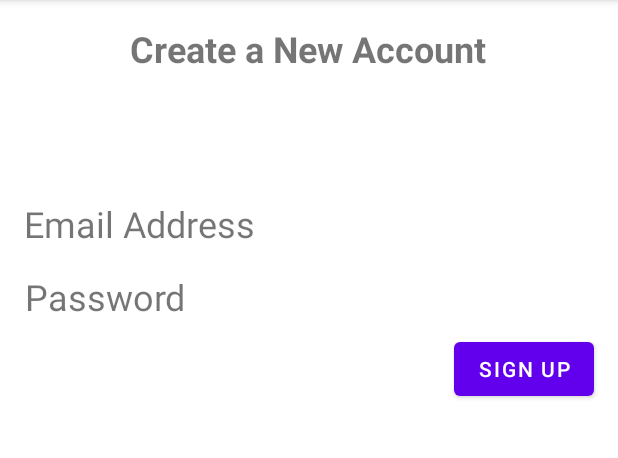
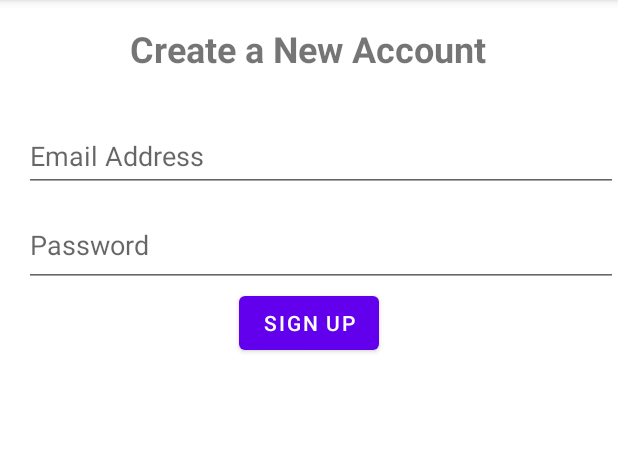
Before and after one commit to Nyandago/CannySocial, an Android app: the SignUpFragment screen opened through its navigation route, on a phone screen of 412 x 824 dp, the part 84-542 px from its top. Run offline under Robolectric (Android 15) with nearby library versions, the phone set to English and light mode, and no system bars; our stand-ins replace Firebase (no records; nobody signed in at launch, a user with empty details on screens opened directly).

Commit message:
Sign Up fragment

```diff
--- a/app/src/main/java/com/cannybits/cannysocial/SignUpFragment.kt
+++ b/app/src/main/java/com/cannybits/cannysocial/SignUpFragment.kt
@@ -1,59 +1,64 @@
 package com.cannybits.cannysocial
 
 import android.os.Bundle
+import android.util.Log
 import androidx.fragment.app.Fragment
 import android.view.LayoutInflater
 import android.view.View
 import android.view.ViewGroup
+import androidx.navigation.Navigation
+import com.google.firebase.auth.FirebaseAuth
+import kotlinx.android.synthetic.main.fragment_sign_up.*
+import kotlinx.android.synthetic.main.fragment_sign_up.view.*
 
-// TODO: Rename parameter arguments, choose names that match
-// the fragment initialization parameters, e.g. ARG_ITEM_NUMBER
-private const val ARG_PARAM1 = "param1"
-private const val ARG_PARAM2 = "param2"
 
-/**
- * A simple [Fragment] subclass.
- * Use the [SignUpFragment.newInstance] factory method to
- * create an instance of this fragment.
- */
 class SignUpFragment : Fragment() {
-    // TODO: Rename and change types of parameters
-    private var param1: String? = null
-    private var param2: String? = null
 
-    override fun onCreate(savedInstanceState: Bundle?) {
-        super.onCreate(savedInstanceState)
-        arguments?.let {
-            param1 = it.getString(ARG_PARAM1)
-            param2 = it.getString(ARG_PARAM2)
-        }
-    }
+    private var mAuth : FirebaseAuth? = null
+
+
 
     override fun onCreateView(
         inflater: LayoutInflater, container: ViewGroup?,
         savedInstanceState: Bundle?
     ): View? {
+
+        mAuth = FirebaseAuth.getInstance()
+
+
         // Inflate the layout for this fragment
-        return inflater.inflate(R.layout.fragment_sign_up, container, false)
+        val view = inflater.inflate(R.layout.fragment_sign_up, container, false)
+
+       view.btnSignUp.setOnClickListener {
+           val email = etEmailSignup.text.toString()
+           val password = etPasswordSignup.text.toString()
+
+            //Add User to Firebase
+            signUpUserToFirebase(email, password)
+
+            //Go to user profile page
+            Navigation.findNavController(view).navigate(R.id.action_signUpFragment_to_userProfileFragment)
+        }
+
+        return view
     }
 
-    companion object {
-        /**
-         * Use this factory method to create a new instance of
-         * this fragment using the provided parameters.
-         *
-         * @param param1 Parameter 1.
-         * @param param2 Parameter 2.
-         * @return A new instance of fragment SignUpFragment.
-         */
-        // TODO: Rename and change types and number of parameters
-        @JvmStatic
-        fun newInstance(param1: String, param2: String) =
-            SignUpFragment().apply {
-                arguments = Bundle().apply {
-                    putString(ARG_PARAM1, param1)
-                    putString(ARG_PARAM2, param2)
+
+
+        private fun signUpUserToFirebase(email: String, password: String){
+            mAuth!!.createUserWithEmailAndPassword(email,password)
+                .addOnCompleteListener() {
+                    task ->
+                    if(task.isSuccessful){
+                        val user = task.result!!.user
+                       Log.d("User","Success: Added user ="+user.toString())
+                    } else {
+                        Log.d("User","Add Failed")
+                    }
                 }
-            }
-    }
+        }
+
+
+
+
 }
--- a/app/src/main/res/layout/fragment_sign_up.xml
+++ b/app/src/main/res/layout/fragment_sign_up.xml
@@ -21,39 +21,39 @@
         app:layout_constraintStart_toStartOf="parent"
         app:layout_constraintTop_toTopOf="parent" />
 
-    <TextView
-        android:id="@+id/tvEmailSignup"
+    <EditText
+        android:id="@+id/etEmailSignup"
         android:layout_width="0dp"
-        android:layout_height="wrap_content"
+        android:layout_height="47dp"
         android:layout_marginStart="16dp"
-        android:layout_marginTop="84dp"
-        android:text="Email Address"
-        android:textSize="24sp"
+        android:layout_marginTop="32dp"
+        android:hint="Email Address"
         app:layout_constraintEnd_toEndOf="parent"
+        app:layout_constraintHorizontal_bias="0.0"
         app:layout_constraintStart_toStartOf="parent"
         app:layout_constraintTop_toBottomOf="@+id/textView2" />
 
-    <TextView
-        android:id="@+id/tvPasswordSignup"
-        android:layout_width="395dp"
-        android:layout_height="wrap_content"
+    <EditText
+        android:id="@+id/etPasswordSignup"
+        android:layout_width="0dp"
+        android:layout_height="55dp"
         android:layout_marginStart="16dp"
-        android:layout_marginTop="16dp"
-        android:text="Password"
-        android:textSize="24sp"
+        android:layout_marginTop="8dp"
+        android:hint="Password"
         app:layout_constraintEnd_toEndOf="parent"
-        app:layout_constraintHorizontal_bias="0.5"
+        app:layout_constraintHorizontal_bias="0.0"
         app:layout_constraintStart_toStartOf="parent"
-        app:layout_constraintTop_toBottomOf="@+id/tvEmailSignup" />
+        app:layout_constraintTop_toBottomOf="@+id/etEmailSignup" />
 
     <Button
         android:id="@+id/btnSignUp"
         android:layout_width="wrap_content"
         android:layout_height="wrap_content"
-        android:layout_marginTop="8dp"
-        android:layout_marginEnd="16dp"
         android:text="Sign Up"
         app:layout_constraintEnd_toEndOf="parent"
-        app:layout_constraintTop_toBottomOf="@+id/tvPasswordSignup" />
+        app:layout_constraintHorizontal_bias="0.5"
+        app:layout_constraintStart_toStartOf="parent"
+        app:layout_constraintTop_toBottomOf="@+id/etPasswordSignup" />
+
 
 </androidx.constraintlayout.widget.ConstraintLayout>
```
